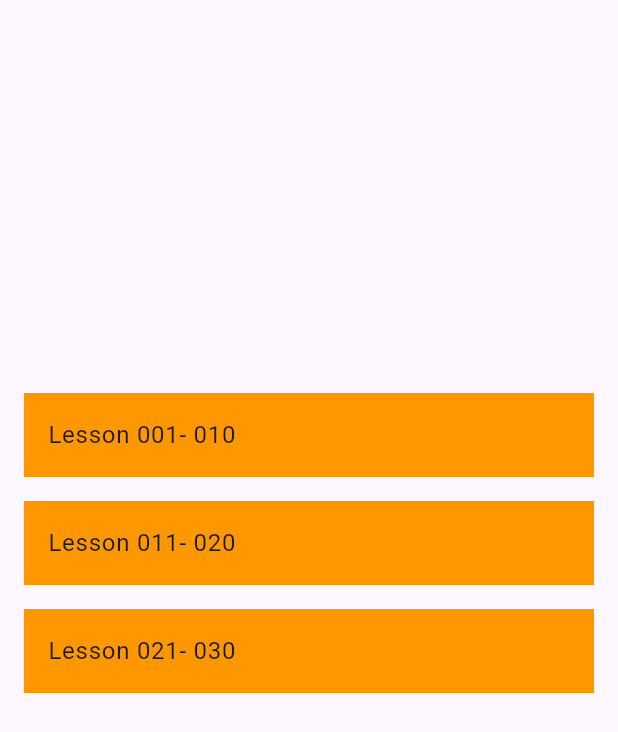
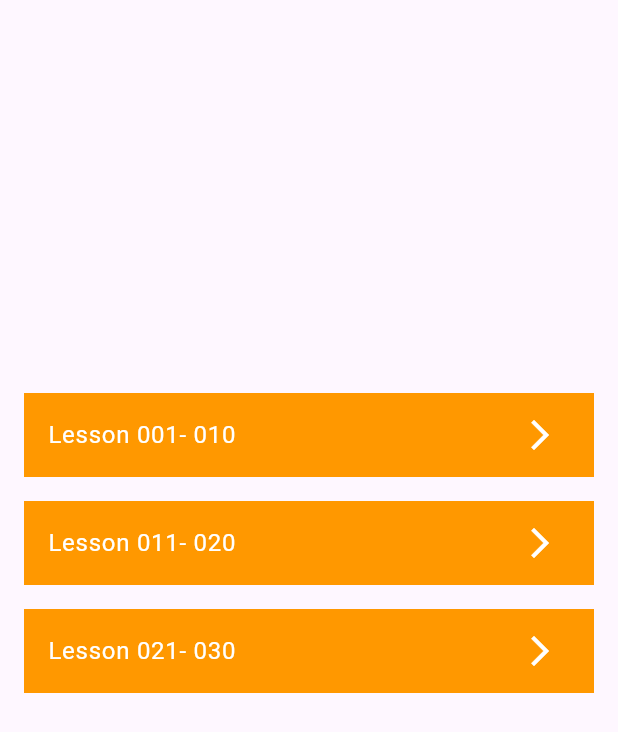
Before and after one commit to amrabdalfatah/lessons_app, a Flutter app: the screen it shows after launch, on a phone screen of 412 x 824 dp. Shown: the top 732 px of the screen. Run offline on Flutter 3.47's test engine with Material 3 defaults, Android fonts, the phone set to English and light mode, and no system bars.

```diff
--- a/lib/model/item.dart
+++ b/lib/model/item.dart
@@ -1,9 +1,7 @@
-import 'package:audioplayers/audioplayers.dart';
-
 class Item {
   final String title;
   final String image;
-  final AudioPlayer audio;
+  final String audio;
 
   const Item({
     required this.title,
--- a/lib/routes.dart
+++ b/lib/routes.dart
@@ -1,4 +1,5 @@
 import 'package:flutter/material.dart';
+import 'package:lessons/views/catgory_screen.dart';
 
 import 'views/home_screen.dart';
 import 'views/lesson_screen.dart';
@@ -6,9 +7,11 @@ import 'views/lesson_screen.dart';
 class AppRoutes {
   static const String home = "/";
   static const String lesson = "/lesson";
+  static const String category = "/category";
 }
 
 Map<String, WidgetBuilder> routes = {
-  AppRoutes.home: (context) => HomeScreen(),
-  AppRoutes.lesson: (context) => LessonScreen(),
+  AppRoutes.home: (context) => const HomeScreen(),
+  AppRoutes.lesson: (context) => const LessonScreen(),
+  AppRoutes.category: (context) => const CategoryScreen(),
 };
--- a/lib/views/home_screen.dart
+++ b/lib/views/home_screen.dart
@@ -1,7 +1,7 @@
 import 'package:flutter/material.dart';
-import 'package:lessons/routes.dart';
 
 import '../data/all_data.dart';
+import 'widgets/lesson.dart';
 
 class HomeScreen extends StatelessWidget {
   const HomeScreen({super.key});
@@ -16,26 +16,17 @@ class HomeScreen extends StatelessWidget {
           padding: const EdgeInsets.symmetric(
             horizontal: 16,
           ),
-          child: ListView.separated(
+          child: ListView.builder(
             itemBuilder: (context, index) {
-              return ListTile(
-                tileColor: Colors.orange,
-                onTap: () {
-                  Navigator.of(context).pushNamed(
-                    AppRoutes.lesson,
-                    arguments: lessons[index],
-                  );
-                },
-                title: Text(
-                  lessons[index].title,
-                ),
+              return LessonItem(
+                lesson: lessons[index],
               );
             },
-            separatorBuilder: (context, index) {
-              return const SizedBox(
-                height: 16,
-              );
-            },
+            // separatorBuilder: (context, index) {
+            //   return const SizedBox(
+            //     height: 16,
+            //   );
+            // },
             itemCount: lessons.length,
           ),
         ),
--- /dev/null
+++ b/lib/views/widgets/lesson.dart
@@ -0,0 +1,41 @@
+import 'package:flutter/material.dart';
+import 'package:lessons/model/lesson.dart';
+import 'package:lessons/routes.dart';
+
+class LessonItem extends StatelessWidget {
+  final Lesson lesson;
+  const LessonItem({
+    super.key,
+    required this.lesson,
+  });
+
+  @override
+  Widget build(BuildContext context) {
+    return Column(
+      children: [
+        ListTile(
+          tileColor: Colors.orange,
+          onTap: () {
+            Navigator.of(context).pushNamed(
+              AppRoutes.lesson,
+              arguments: lesson,
+            );
+          },
+          title: Text(
+            lesson.title,
+            style: Theme.of(context).textTheme.bodyLarge!.copyWith(
+                  color: Colors.white,
+                ),
+          ),
+          trailing: const Icon(
+            Icons.arrow_forward_ios_sharp,
+            color: Colors.white,
+          ),
+        ),
+        const SizedBox(
+          height: 16,
+        ),
+      ],
+    );
+  }
+}
--- a/pubspec.yaml
+++ b/pubspec.yaml
@@ -59,6 +59,9 @@ flutter:
   # the material Icons class.
   uses-material-design: true
 
+  assets:
+    - assets/audio/
+
   # To add assets to your application, add an assets section, like this:
   # assets:
   #   - images/a_dot_burr.jpeg
```
Also changed, not shown: lib/data/all_data.dart (+41 -1 lines), lib/views/catgory_screen.dart (added, +56 -0 lines), lib/views/lesson_screen.dart (+13 -4 lines), lib/views/widgets/item.dart (added, +46 -0 lines), 2 other files.
